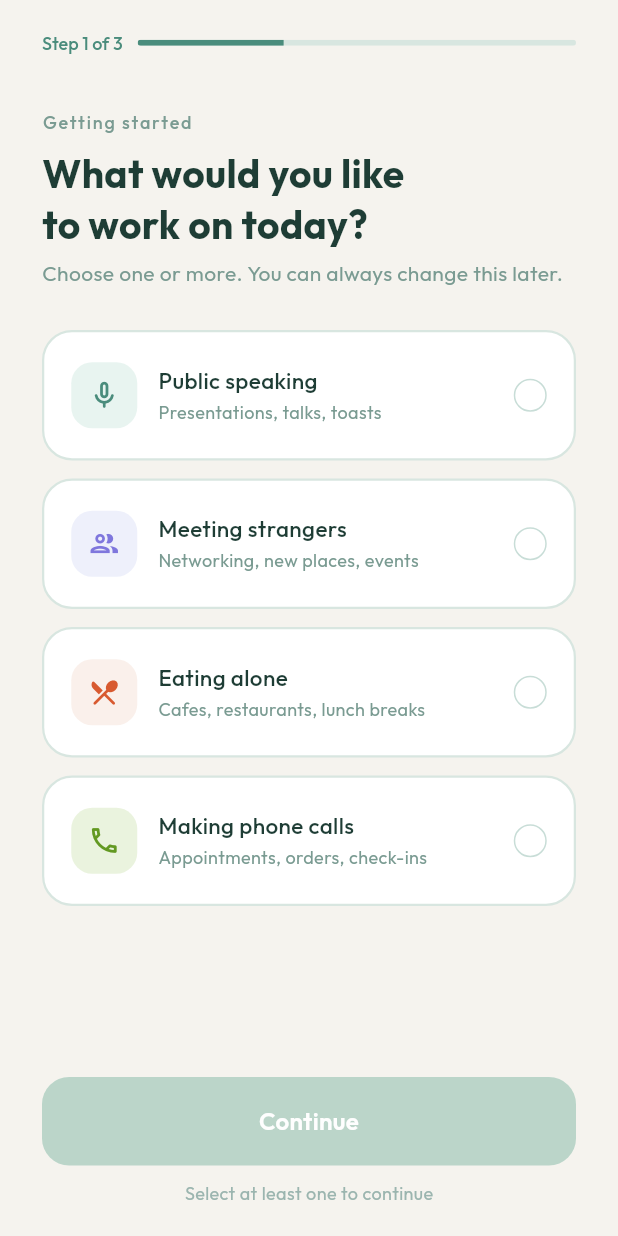
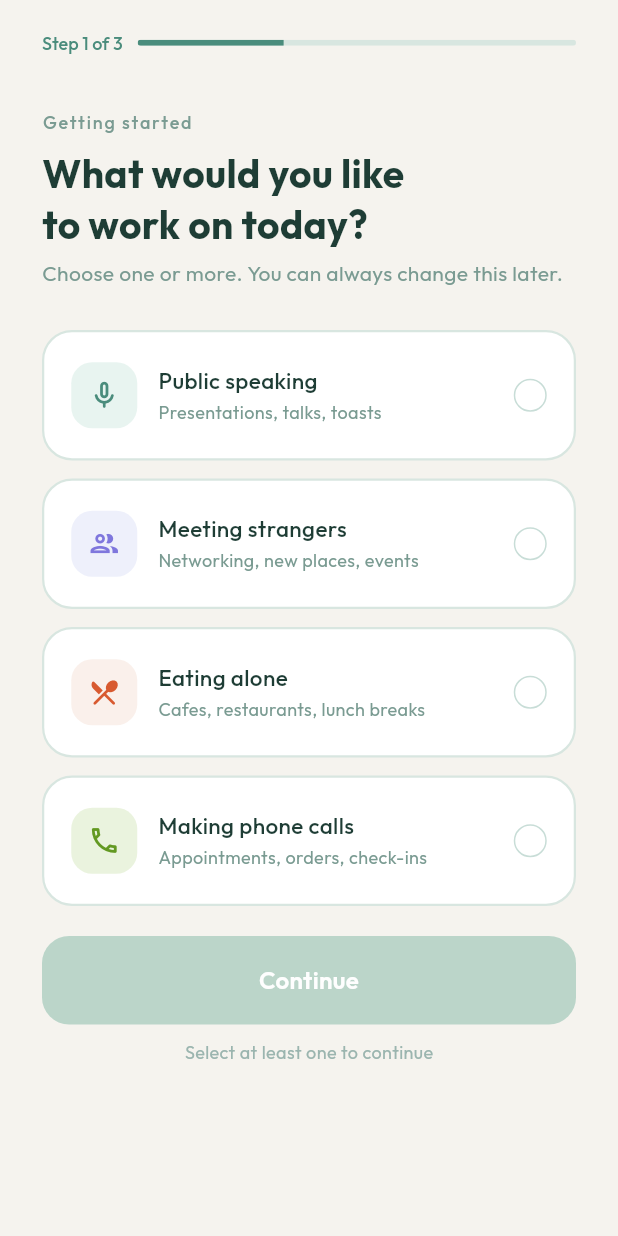
Before and after one commit to ahmeterenyasar/expoze, a Flutter app: the screen it shows after launch, on a phone screen of 412 x 824 dp. Run offline on Flutter 3.47's test engine with Material 3 defaults, Android fonts, the light colour scheme and no system bars; our stand-ins replace equatable, flutter_bloc, google_fonts, isar, slide_to_act; accounts and stored records are empty; generated files the repository leaves out were written again.

Commit message:
fix(onboarding,tasks): unify onboarding page scroll and disable overscroll stretch

```diff
--- a/lib/features/onboarding/onboarding_screen.dart
+++ b/lib/features/onboarding/onboarding_screen.dart
@@ -62,7 +62,11 @@ class _OnboardingView extends StatelessWidget {
             final selectedCount = selectedIds.length;
             final canContinue = selectedCount > 0;
 
-            return Padding(
+            return ScrollConfiguration(
+              behavior: ScrollConfiguration.of(
+                context,
+              ).copyWith(overscroll: false),
+              child: SingleChildScrollView(
                 padding: const EdgeInsets.fromLTRB(28, 20, 28, 20),
                 child: Column(
                   crossAxisAlignment: CrossAxisAlignment.start,
@@ -114,14 +118,13 @@ class _OnboardingView extends StatelessWidget {
                       style: AppTextStyles.body,
                     ),
                     const SizedBox(height: 28),
-                  Expanded(
-                    child: ListView.separated(
-                      itemCount: _options.length,
-                      separatorBuilder: (_, __) => const SizedBox(height: 12),
-                      itemBuilder: (context, index) {
-                        final option = _options[index];
+                    ..._options.asMap().entries.map((entry) {
+                      final index = entry.key;
+                      final option = entry.value;
                       final isSelected = selectedIds.contains(option.id);
-                        return CustomTaskCard(
+                      return Padding(
+                        padding: EdgeInsets.only(bottom: index == _options.length - 1 ? 0 : 12),
+                        child: CustomTaskCard(
                           title: option.title,
                           subtitle: option.subtitle,
                           selected: isSelected,
@@ -136,10 +139,9 @@ class _OnboardingView extends StatelessWidget {
                           borderWidth: 1.5,
                           selectedBorderWidth: 2,
                           selectedTitleColor: const Color(0xFF1D5C4F),
+                        ),
                       );
-                      },
-                    ),
-                  ),
+                    }),
                     const SizedBox(height: 20),
                     CustomButton(
                       label: state.isSavingFocusAreas ? 'Saving...' : 'Continue',
@@ -156,6 +158,7 @@ class _OnboardingView extends StatelessWidget {
                       ),
                     ),
                   ],
+                ),
               ),
             );
           },
```
Lines whose indentation alone changed are shown as unchanged.
